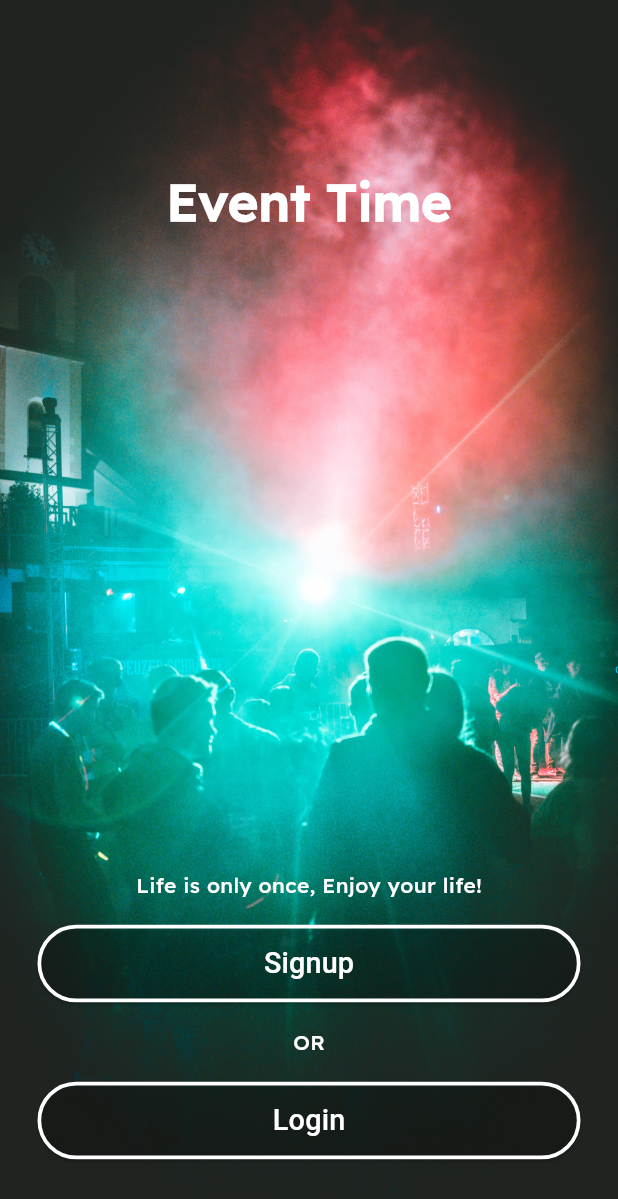
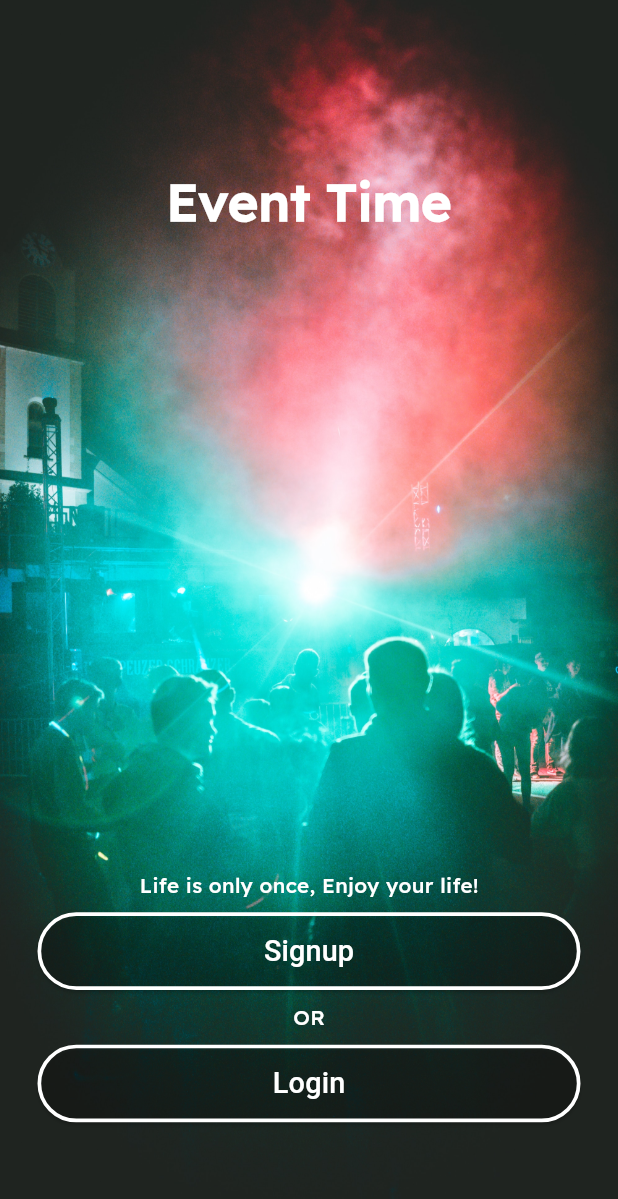
Before and after one commit to adhilfouzi/Event_Manage_Application, a Flutter app: the Entry screen opened directly, on a phone screen of 412 x 824 dp. Shown: the top 1199 px of the screen. Run offline on Flutter 3.47's test engine with Material 3 defaults, Android fonts, the light colour scheme and no system bars; our stand-ins replace animated_splash_screen, flutter_slidable, google_nav_bar, image_picker, ionicons, sizer and 2 more; missing offline and left inert: fluttercontactpicker, intro_screen_onboarding_flutter; accounts and stored records are empty.

Commit message:
24 14:02

```diff
--- a/lib/screen/intro/entry.dart
+++ b/lib/screen/intro/entry.dart
@@ -51,9 +51,9 @@ class Entry extends StatelessWidget {
                   children: [
                     Text(
                       'Life is only once, Enjoy your life!',
-                      style: TextStyle(color: Colors.white, fontSize: 1.7.h),
+                      style: TextStyle(color: Colors.white, fontSize: 10.sp),
                     ),
-                    SizedBox(height: 2.h),
+                    SizedBox(height: 1.h),
                     Row(
                       children: [
                         Expanded(
@@ -73,14 +73,14 @@ class Entry extends StatelessWidget {
                         ),
                       ],
                     ),
-                    SizedBox(height: 2.h),
+                    SizedBox(height: 1.h),
                     const Text(
                       'OR',
                       style: TextStyle(
                         color: Colors.white,
                       ),
                     ),
-                    SizedBox(height: 2.h),
+                    SizedBox(height: 1.h),
                     Row(
                       children: [
                         Expanded(
```
Also changed, not shown: lib/screen/Body/Screen/Drawer/reset.dart (+4 -3 lines), lib/screen/Body/Screen/main/home_screen.dart (+5 -4 lines), lib/screen/Body/widget/box/textfield.dart (+5 -5 lines).
